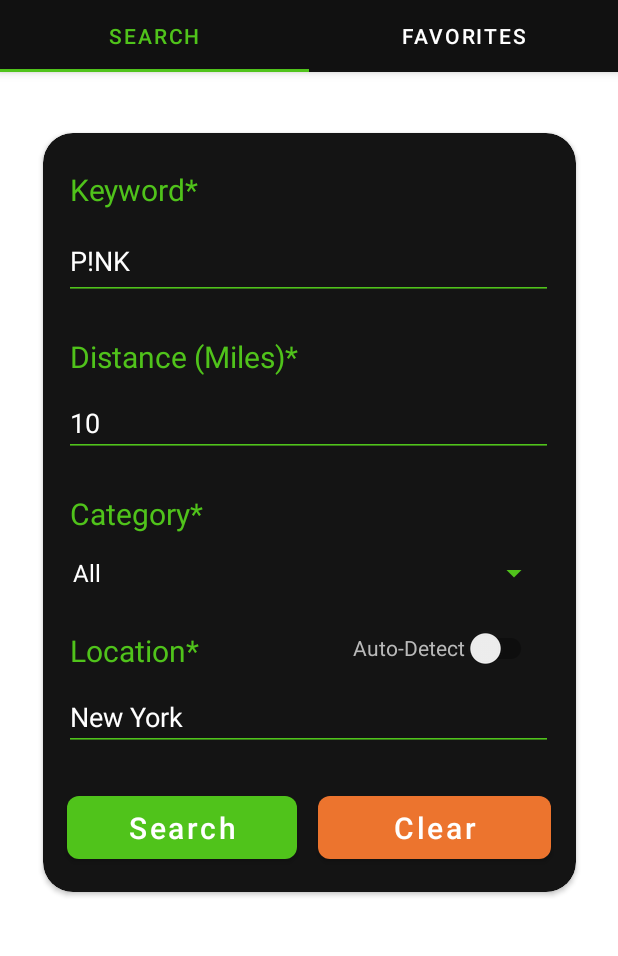
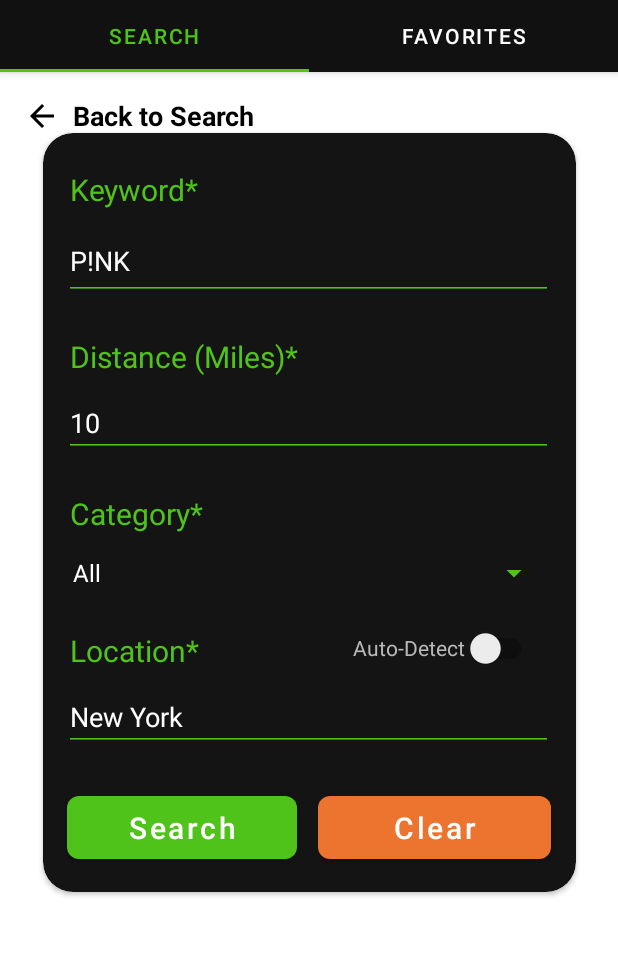
Before and after one commit to javy1022/javy1022.github.io, an Android app built with Jetpack Compose: the screen it shows after launch (MainActivity), on a phone screen of 412 x 824 dp, the part 89-1045 px from its top. Run offline under Robolectric (Android 15) with nearby library versions, the phone set to English and light mode, and no system bars; our stand-ins replace Volley.

Commit message:
Add back image btn and its text prompt

```diff
--- /dev/null
+++ b/HW9/app/src/main/res/drawable/black_back_btn.xml
@@ -0,0 +1,5 @@
+<vector android:height="24dp" android:tint="@color/black"
+    android:viewportHeight="24" android:viewportWidth="24"
+    android:width="24dp" xmlns:android="http://schemas.android.com/apk/res/android">
+    <path android:fillColor="@android:color/white" android:pathData="M20,11H7.83l5.59,-5.59L12,4l-8,8 8,8 1.41,-1.41L7.83,13H20v-2z"/>
+</vector>
--- /dev/null
+++ b/HW9/app/src/main/res/drawable/green_back_btn.xml
@@ -0,0 +1,5 @@
+<vector android:height="24dp" android:tint="#50C31B"
+    android:viewportHeight="24" android:viewportWidth="24"
+    android:width="24dp" xmlns:android="http://schemas.android.com/apk/res/android">
+    <path android:fillColor="@android:color/white" android:pathData="M20,11H7.83l5.59,-5.59L12,4l-8,8 8,8 1.41,-1.41L7.83,13H20v-2z"/>
+</vector>
--- a/HW9/app/src/main/res/layout/fragment_search.xml
+++ b/HW9/app/src/main/res/layout/fragment_search.xml
@@ -220,6 +220,34 @@
             app:layout_constraintStart_toStartOf="parent"
             app:layout_constraintTop_toTopOf="parent" />
 
+        <ImageButton
+            android:id="@+id/black_back_btn"
+            android:layout_width="wrap_content"
+            android:layout_height="wrap_content"
+            android:background="@android:color/transparent"
+            android:src="@drawable/black_back_btn"
+            app:layout_constraintBottom_toBottomOf="parent"
+            app:layout_constraintEnd_toEndOf="parent"
+            app:layout_constraintHorizontal_bias="0.041"
+            app:layout_constraintStart_toStartOf="parent"
+            app:layout_constraintTop_toTopOf="parent"
+            app:layout_constraintVertical_bias="0.025" />
+
+        <TextView
+            android:id="@+id/black_back_btn_text"
+            android:layout_width="wrap_content"
+            android:layout_height="wrap_content"
+            android:text="Back to Search"
+            android:textColor="@color/black"
+            android:textSize="18sp"
+            android:textStyle="bold"
+            app:layout_constraintBottom_toBottomOf="parent"
+            app:layout_constraintEnd_toEndOf="parent"
+            app:layout_constraintHorizontal_bias="0.035"
+            app:layout_constraintStart_toEndOf="@+id/black_back_btn"
+            app:layout_constraintTop_toTopOf="parent"
+            app:layout_constraintVertical_bias="0.024" />
+
     </androidx.constraintlayout.widget.ConstraintLayout>
 
 </FrameLayout>
--- a/HW9/app/src/main/res/values/strings.xml
+++ b/HW9/app/src/main/res/values/strings.xml
@@ -13,4 +13,5 @@
     <string name="auto_detect_title">Auto-Detect</string>
     <string name="search">Search</string>
     <string name="clear">Clear</string>
+    <string name="title_activity_starter">starter</string>
 </resources>
--- a/HW9/app/src/main/res/values/themes.xml
+++ b/HW9/app/src/main/res/values/themes.xml
@@ -13,7 +13,7 @@
         <item name="android:statusBarColor">?attr/colorPrimaryVariant</item>
         <!-- Customize your theme here. -->
         <item name="android:windowSplashScreenBackground">@color/black</item>
-       </style>
+    </style>
 
     <style name="Theme.HW9.NoActionBar">
         <item name="windowActionBar">false</item>
```
Also changed, not shown: HW9/app/build.gradle (+24 -0 lines), HW9/app/src/main/AndroidManifest.xml (+7 -0 lines), HW9/app/src/main/java/com/example/hw9/ui/main/ui/theme/Color.kt (added, +11 -0 lines), HW9/app/src/main/java/com/example/hw9/ui/main/ui/theme/Theme.kt (added, +68 -0 lines), HW9/app/src/main/java/com/example/hw9/ui/main/ui/theme/Type.kt (added, +34 -0 lines), HW9/build.gradle (+6 -1 lines).
